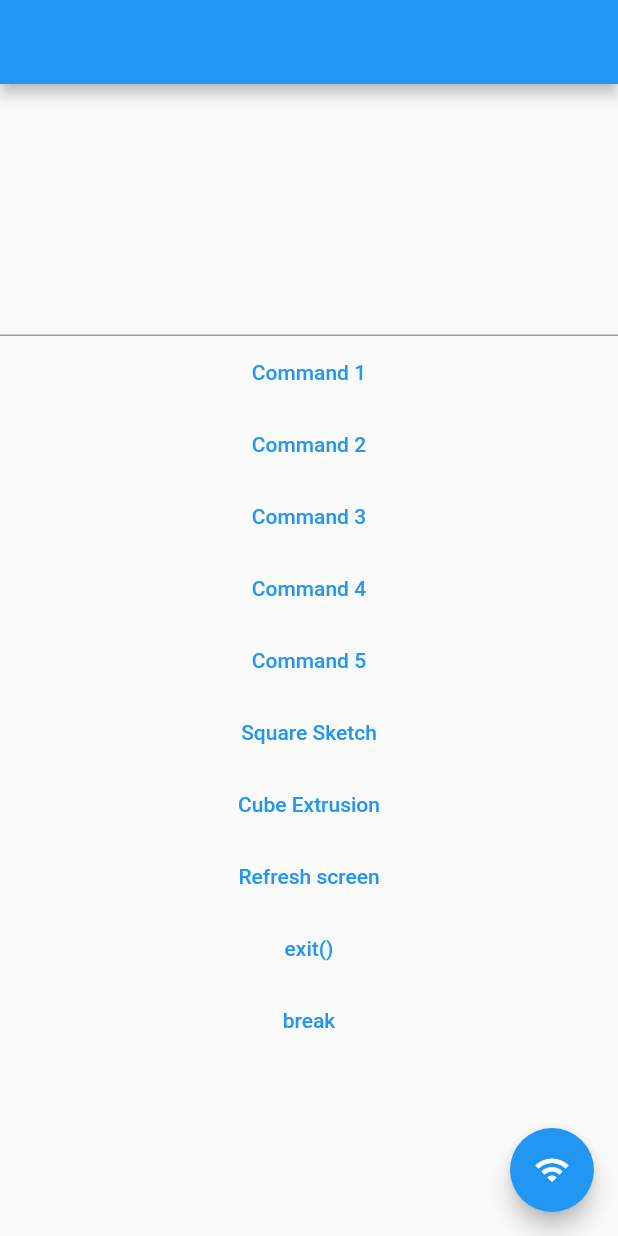
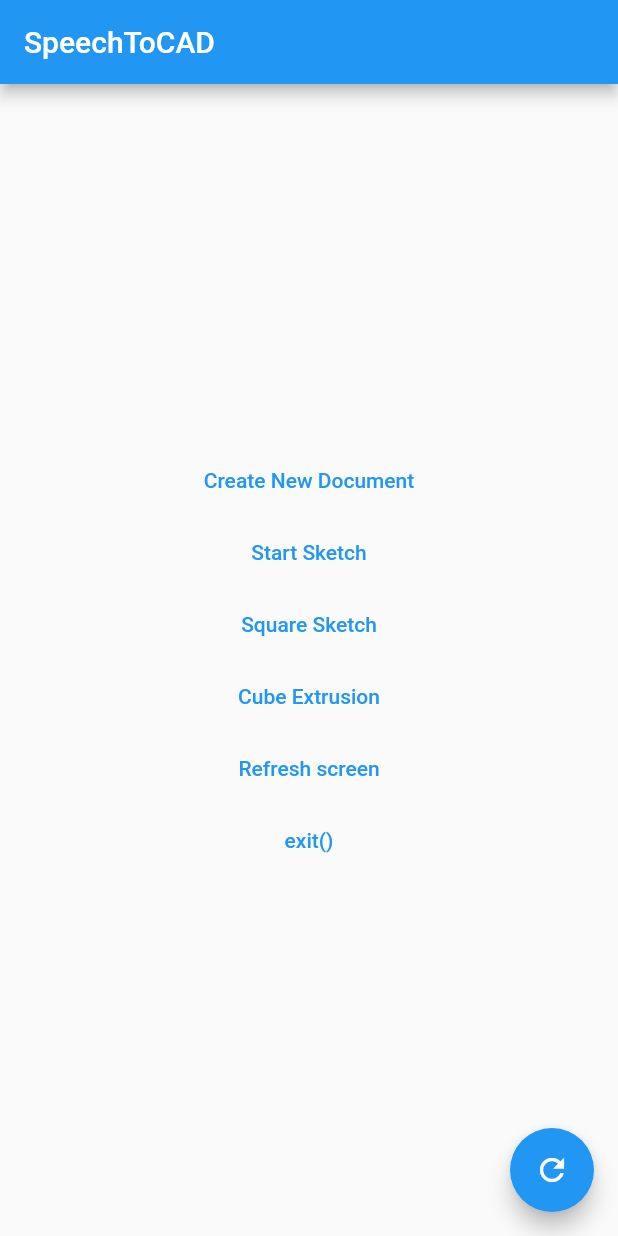
Before and after one commit to akashpamal/SpeechToCADApp, a Flutter app: the screen it shows after launch, after a tap on "Square Sketch", on a phone screen of 412 x 824 dp. Run offline on Flutter 3.47's test engine with Material 2 defaults, Android fonts, the phone set to English and light mode, and no system bars.

Commit message:
users can create new documents from the flutter app

```diff
--- a/speech_to_cad_app/lib/communication_manager.dart
+++ b/speech_to_cad_app/lib/communication_manager.dart
@@ -35,7 +35,6 @@ class CommunicationManagerClient {
           socket.destroy();
         },
 
-
         // handle server ending connection
         onDone: () {
           print('Server left.');
@@ -50,10 +49,19 @@ class CommunicationManagerClient {
   Future<void> sendMessage(String message) async {
     if (this.isConnectionEstablished) {
       print('Client: $message');
-      this.socket!.write(message);
+      this.socket!.write(message + "\n");
+      this.socket!.write("adsk.doEvents()");
     } else {
       print('Client is not connected');
     }
+  }
+
+  void createNewDocument() {
+    this.sendMessage("app = adsk.core.Application.get()");
+    this.sendMessage("ui = app.userInterface");
+    this.sendMessage("doc = app.documents.add(adsk.core.DocumentTypes.FusionDesignDocumentType)");
+    this.sendMessage("design = app.activeProduct");
+    this.sendMessage("rootComp = design.rootComponent");
   }
 }
 //
--- a/speech_to_cad_app/lib/main.dart
+++ b/speech_to_cad_app/lib/main.dart
@@ -39,47 +39,25 @@ class HomePage extends StatelessWidget {
   @override
   Widget build(BuildContext context) {
     return Scaffold(
-      appBar: AppBar(),
+      appBar: AppBar(
+        title: Text("SpeechToCAD"),
+      ),
       body: Center(
         child: Column(
           mainAxisAlignment: MainAxisAlignment.center,
           children: [
-            TextFormField(
-              controller: textEditingController,
-            ),
             TextButton(
               onPressed: () {
-                communicationManager
-                    .sendMessage("app = adsk.core.Application.get()");
-                // communicationManager.sendMessage("exit()");
+                communicationManager.createNewDocument();
               },
-              child: Text("Command 1"),
-            ),
-            TextButton(
-              onPressed: () {
-                communicationManager.sendMessage("ui = app.userInterface");
-              },
-              child: Text("Command 2"),
-            ),
-            TextButton(
-              onPressed: () {
-                communicationManager.sendMessage("design = app.activeProduct");
-              },
-              child: Text("Command 3"),
-            ),
-            TextButton(
-              onPressed: () {
-                communicationManager
-                    .sendMessage("rootComp = design.rootComponent");
-              },
-              child: Text("Command 4"),
+              child: Text("Create New Document"),
             ),
             TextButton(
               onPressed: () {
                 communicationManager.sendMessage(
                     "sketch = rootComp.sketches.add(rootComp.xYConstructionPlane)");
               },
-              child: Text("Command 5"),
+              child: Text("Start Sketch"),
             ),
             TextButton(
               onPressed: () {
@@ -107,12 +85,6 @@ class HomePage extends StatelessWidget {
               },
               child: Text("exit()"),
             ),
-            TextButton(
-              onPressed: () {
-                communicationManager.sendMessage("break");
-              },
-              child: Text("break"),
-            ),
           ],
         ),
       ),
@@ -120,11 +92,11 @@ class HomePage extends StatelessWidget {
         onPressed: () {
           // print("Floating Action Button pressed");
           // communicationManager.establishConnection();
-          communicationManager.sendMessage(textEditingController.text);
+          communicationManager.sendMessage("adsk.doEvents()");
           // mainConnection();
           // print(textEditingController.text);
         },
-        child: Icon(Icons.wifi),
+        child: Icon(Icons.refresh),
       ),
     );
   }
```
Also changed, not shown: 1 other file.
